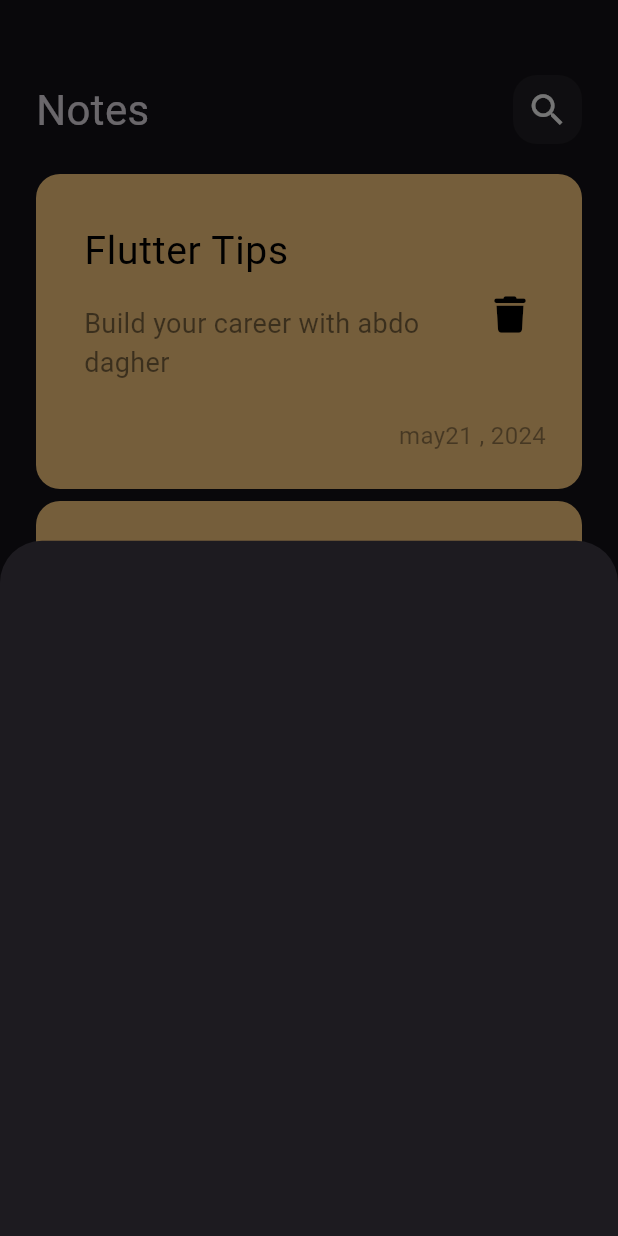
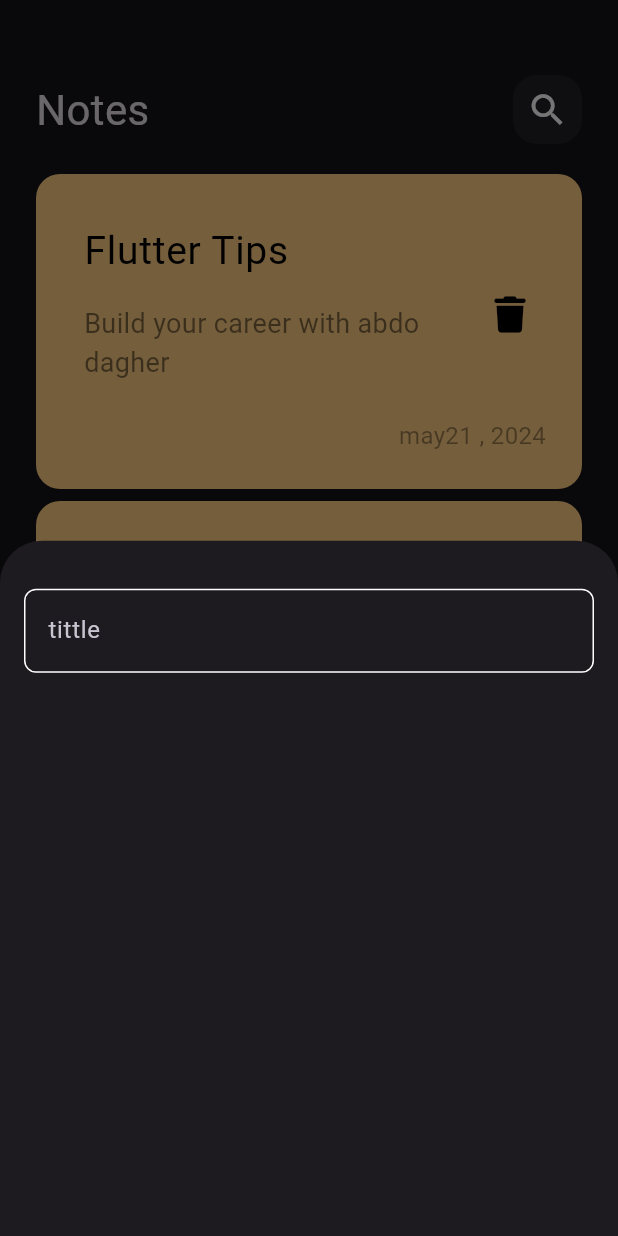
Before and after one commit to dagher2000/notes_app, a Flutter app: the screen it shows after launch, after a tap on the "add" icon, on a phone screen of 412 x 824 dp. Run offline on Flutter 3.47's test engine with Material 3 defaults, Android fonts, the phone set to English and light mode, and no system bars; our stand-ins replace font_awesome_flutter; Roboto replaces fonts that are missing (Poppins).

Commit message:
create custom text filed

```diff
--- /dev/null
+++ b/lib/conestants.dart
@@ -0,0 +1,3 @@
+import 'package:flutter/material.dart';
+
+const KPrimaryCOlor = Color(0xff62FCD7);
--- a/lib/views/notes_view.dart
+++ b/lib/views/notes_view.dart
@@ -1,4 +1,5 @@
 import 'package:flutter/material.dart';
+import 'package:note_app/conestants.dart';
 import 'package:note_app/widget/add_note_buttom_sheet.dart';
 import 'package:note_app/widget/notes_view_body.dart';
 
@@ -9,7 +10,7 @@ class NotesView extends StatelessWidget {
   Widget build(BuildContext context) {
     return Scaffold(
       floatingActionButton: FloatingActionButton(
-        backgroundColor: const Color(0xff50EED7),
+        backgroundColor: KPrimaryCOlor,
         onPressed: () {
           showModalBottomSheet(
               context: context,
--- a/lib/widget/add_note_buttom_sheet.dart
+++ b/lib/widget/add_note_buttom_sheet.dart
@@ -1,10 +1,23 @@
 import 'package:flutter/material.dart';
+import 'package:note_app/widget/custom_text_filed.dart';
 
 class AddNoteButtomSheet extends StatelessWidget {
   const AddNoteButtomSheet({super.key});
 
   @override
   Widget build(BuildContext context) {
-    return Container();
+    return Container(
+      child: Padding(
+        padding: const EdgeInsets.symmetric(horizontal: 16),
+        child: Column(
+          children: [
+            SizedBox(
+              height: 32,
+            ),
+            CustomTextFiled(),
+          ],
+        ),
+      ),
+    );
   }
 }
--- /dev/null
+++ b/lib/widget/custom_text_filed.dart
@@ -0,0 +1,30 @@
+import 'package:flutter/material.dart';
+import 'package:note_app/conestants.dart';
+
+class CustomTextFiled extends StatelessWidget {
+  const CustomTextFiled({super.key});
+
+  @override
+  Widget build(BuildContext context) {
+    return TextField(
+      cursorColor: KPrimaryCOlor,
+      decoration: InputDecoration(
+        hintText: 'tittle',
+        border: buildBorder(),
+        enabledBorder: buildBorder(),
+        focusedBorder: buildBorder(KPrimaryCOlor),
+      ),
+    );
+  }
+
+  OutlineInputBorder buildBorder([color]) {
+    return OutlineInputBorder(
+      borderRadius: BorderRadius.circular(
+        8,
+      ),
+      borderSide: BorderSide(
+        color: color ?? Colors.white,
+      ),
+    );
+  }
+}
```
